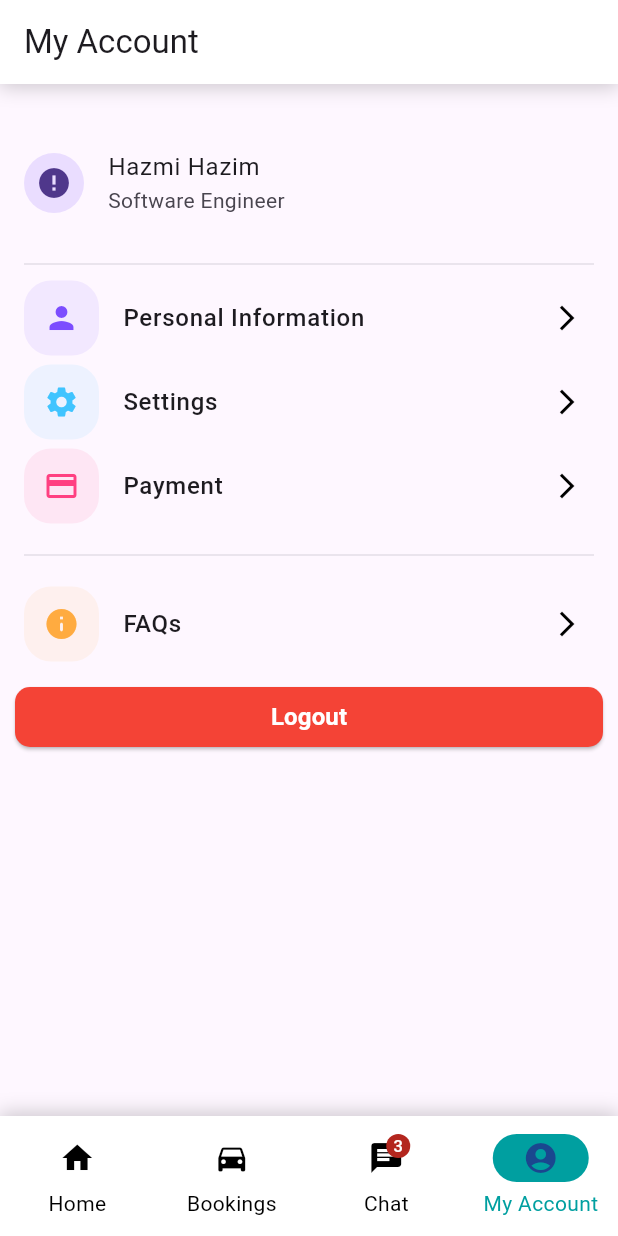
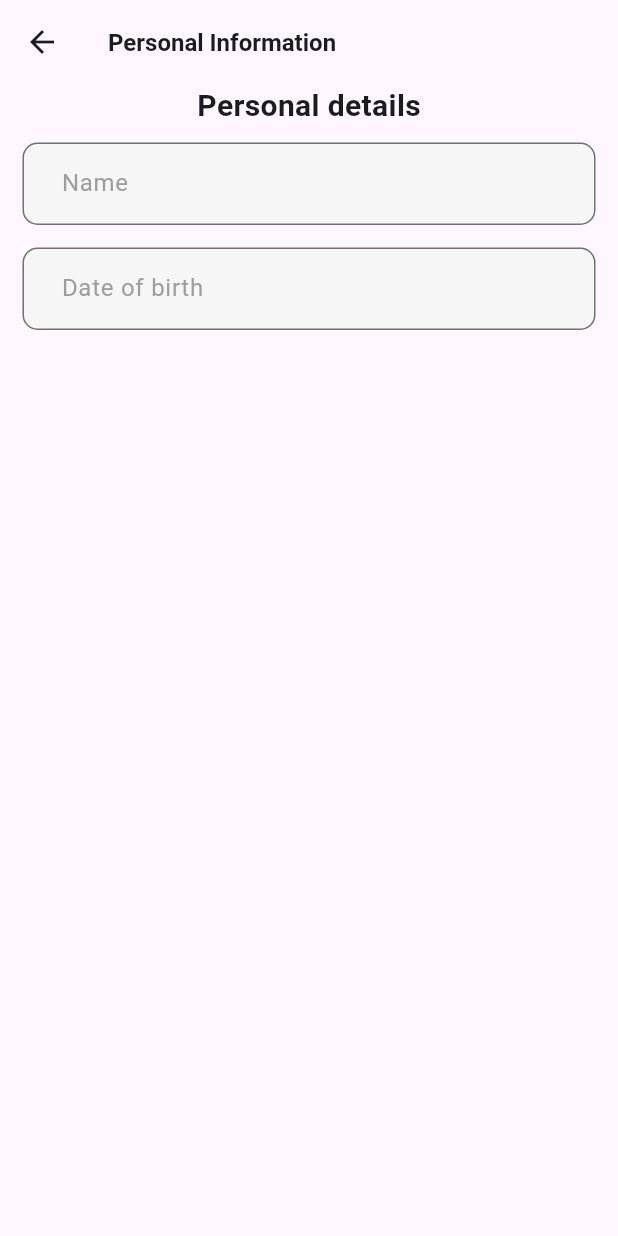
Before and after one commit to HazmiHazim/ump-student-grab, a Flutter app: the SharedWidget screen opened directly, item 4 of the bottom bar chosen, after a tap on "Personal Information", on a phone screen of 412 x 824 dp. Run offline on Flutter 3.47's test engine with Material 3 defaults, Android fonts, the phone set to English and light mode, and no system bars; our stand-ins replace flutter_dotenv, fluttertoast, geolocator, google_maps_flutter, lottie, shared_preferences and 1 more; missing offline and left inert: fbroadcast, flutter_google_maps_webservices, flutter_polyline_points, stomp_dart_client; accounts and stored records are empty.

Commit message:
Add (Account): Add new feature for personal information in account module.

```diff
--- a/client (mobile)/lib/Screen/Account/main_account_screen.dart
+++ b/client (mobile)/lib/Screen/Account/main_account_screen.dart
@@ -74,7 +74,9 @@ class _MainAccountScreenState extends State<MainAccountScreen> {
             child: Divider(thickness: 0.5),
           ),
           InkWell(
-            onTap: () {},
+            onTap: () {
+              Navigator.pushNamed(context, "/personal-information-screen");
+            },
             child: CustomAccountList(icon: Icons.person, title: "Personal Information", colour: Colors.deepPurpleAccent,)
           ),
           InkWell(
--- /dev/null
+++ b/client (mobile)/lib/Screen/Account/personal_information_screen.dart
@@ -0,0 +1,70 @@
+import 'package:flutter/material.dart';
+import 'package:flutter/cupertino.dart';
+import 'package:ump_student_grab_mobile/widget/custom_input.dart';
+
+class PersonalInformationScreen extends StatefulWidget {
+
+  static const routeName = '/personal-information-screen';
+
+  @override
+  State<StatefulWidget> createState() => _PersonalInformationScreen();
+}
+
+class _PersonalInformationScreen extends State<PersonalInformationScreen> {
+  final textInput1 = TextEditingController();
+  final textInput2 = TextEditingController();
+
+  @override
+  Widget build(BuildContext context) {
+    return Scaffold(
+      appBar: AppBar(
+          title: const Text(
+              "Personal Information",
+              style: TextStyle(
+                  fontSize: 16,
+                  fontWeight:
+                  FontWeight.bold
+              )
+          )
+      ),
+      body: SingleChildScrollView(
+        reverse: false,
+        child: Column(
+          children: [
+            const Text(
+                "Personal details",
+                style: TextStyle(
+                    fontSize: 20,
+                    fontWeight:
+                    FontWeight.bold
+                ),
+                textAlign: TextAlign.start
+            ),
+            const SizedBox(height: 10),
+            Padding(
+              padding: const EdgeInsets.only(left: 15, right: 15),
+              child: Column(
+                children: [
+                  CustomInput(
+                    userInput: textInput1,
+                    hintText: "Name",
+                    keyboardType: TextInputType.text,
+                    showBorder: true,
+                    borderRadius: 10
+                  ),
+                  CustomInput(
+                      userInput: textInput2,
+                      hintText: "Date of birth",
+                      keyboardType: TextInputType.datetime,
+                      showBorder: true,
+                      borderRadius: 10
+                  ),
+                ],
+              ),
+            )
+          ],
+        ),
+      ),
+    );
+  }
+}
--- a/client (mobile)/lib/Screen/Auth/login_screen.dart
+++ b/client (mobile)/lib/Screen/Auth/login_screen.dart
@@ -112,7 +112,7 @@ class _LoginScreenState extends State<LoginScreen> {
                     ),
                   ),
                   Expanded(
-                    flex: 3,
+                    flex: 2,
                     child: Column(
                       children: [
                         CustomInput(
--- a/client (mobile)/lib/main.dart
+++ b/client (mobile)/lib/main.dart
@@ -8,6 +8,7 @@ import 'package:ump_student_grab_mobile/BL/chat_websocket_service.dart';
 import 'package:ump_student_grab_mobile/BL/location_service.dart';
 import 'package:ump_student_grab_mobile/Screen//welcome_screen.dart';
 import 'package:ump_student_grab_mobile/Screen/Account/main_account_screen.dart';
+import 'package:ump_student_grab_mobile/Screen/Account/personal_information_screen.dart';
 import 'package:ump_student_grab_mobile/Screen/Auth/create_password_screen.dart';
 import 'package:ump_student_grab_mobile/Screen/Auth/forgot_password_screen.dart';
 import 'package:ump_student_grab_mobile/Screen/Auth/login_screen.dart';
@@ -80,7 +81,8 @@ class MyApp extends StatelessWidget {
           "/main-chat-screen": (context) => MainChatScreen(),
           "/main-account-screen": (context) => MainAccountScreen(),
           "/chat-room-screen": (context) => ChatRoomScreen(),
-          "/map-screen": (context) => MapScreen()
+          "/map-screen": (context) => MapScreen(),
+          "/personal-information-screen": (context) => PersonalInformationScreen()
         },
       ),
     );
--- a/client (mobile)/lib/widget/custom_input.dart
+++ b/client (mobile)/lib/widget/custom_input.dart
@@ -8,6 +8,8 @@ class CustomInput extends StatefulWidget {
   final TextInputType keyboardType;
   final bool obscureText;
   final String? errorText;
+  final bool showBorder;
+  final double? borderRadius;
   final Function(String)? onChanged; // Add this
 
   const CustomInput({
@@ -18,6 +20,8 @@ class CustomInput extends StatefulWidget {
     this.obscureText = false,
     this.errorText,
     this.onChanged, // Add this
+    this.showBorder = false,
+    this.borderRadius,
   });
 
   @override
@@ -41,6 +45,8 @@ class _CustomInputState extends State<CustomInput> {
 
   @override
   Widget build(BuildContext context) {
+    final double effectiveRadius = widget.borderRadius ?? 30;
+
     return Column(
       crossAxisAlignment: CrossAxisAlignment.stretch,
       children: [
@@ -49,7 +55,8 @@ class _CustomInputState extends State<CustomInput> {
           margin: EdgeInsets.only(bottom: widget.errorText != null ? 5 : 15),
           decoration: BoxDecoration(
             color: const Color.fromARGB(255, 246, 246, 246),
-            borderRadius: BorderRadius.circular(30),
+            border: widget.showBorder ? Border.all(color: Colors.black54, width: 1) : null,
+            borderRadius: BorderRadius.circular(effectiveRadius),
           ),
           child: TextField(
             controller: widget.userInput,
```
